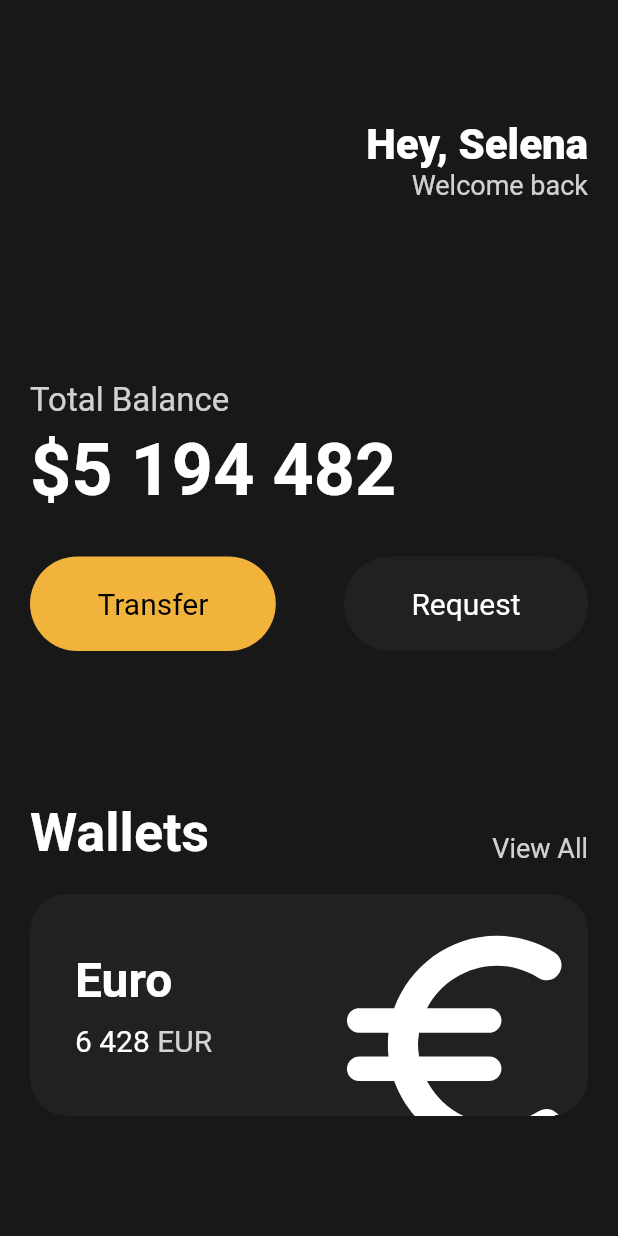
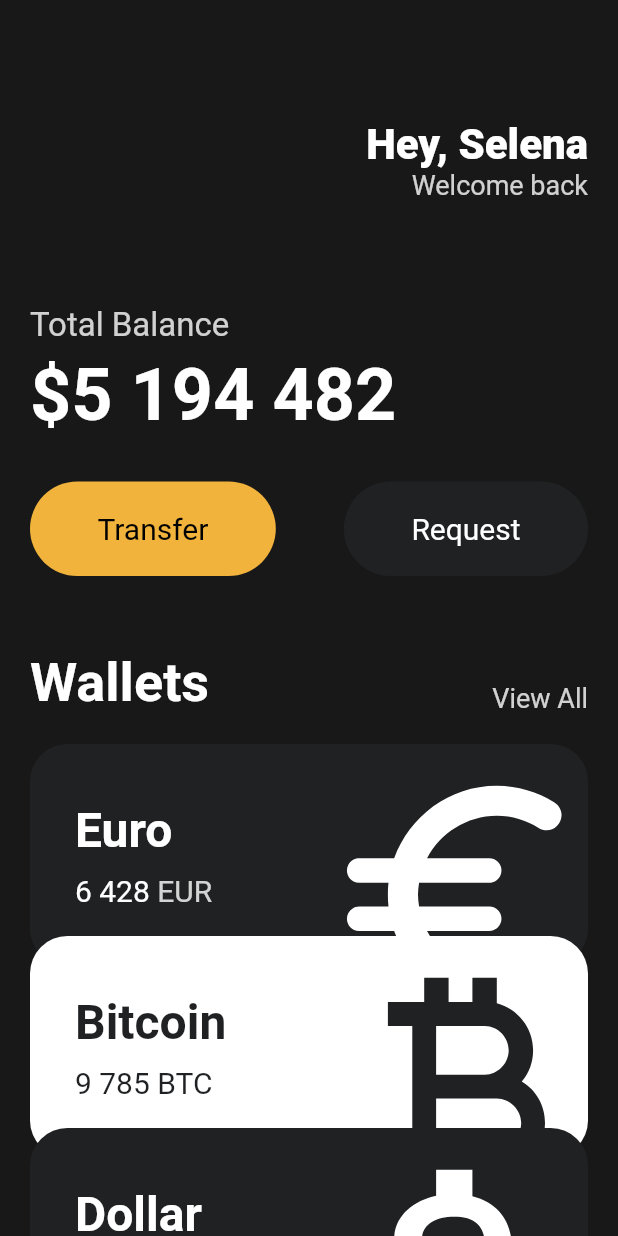
Before and after one commit to yjinjo/toonflix, a Flutter app: the screen it shows after launch, on a phone screen of 412 x 824 dp. Run offline on Flutter 3.47's test engine with Material 2 defaults, Android fonts, the phone set to English and light mode, and no system bars.

Commit message:
#1. UI - Reusable Widgets (Card)

```diff
--- a/lib/main.dart
+++ b/lib/main.dart
@@ -1,5 +1,6 @@
 import 'package:flutter/material.dart';
 import 'package:toonflix/widgets/button.dart';
+import 'package:toonflix/widgets/currency_card.dart';
 
 void main() {
   runApp(const App());
@@ -13,7 +14,8 @@ class App extends StatelessWidget {
     return MaterialApp(
       home: Scaffold(
         backgroundColor: const Color(0xFF181818),
-        body: Padding(
+        body: SingleChildScrollView(
+          child: Padding(
             padding: const EdgeInsets.symmetric(
               horizontal: 20,
             ),
@@ -49,7 +51,7 @@ class App extends StatelessWidget {
                   ],
                 ),
                 const SizedBox(
-                height: 120,
+                  height: 70,
                 ),
                 Text(
                   "Total Balance",
@@ -88,18 +90,20 @@ class App extends StatelessWidget {
                   ],
                 ),
                 const SizedBox(
-                height: 100,
+                  height: 50,
                 ),
                 Row(
                   crossAxisAlignment: CrossAxisAlignment.end,
                   mainAxisAlignment: MainAxisAlignment.spaceBetween,
                   children: [
-                  const Text("Wallets",
+                    const Text(
+                      "Wallets",
                       style: TextStyle(
                         color: Colors.white,
                         fontSize: 36,
                         fontWeight: FontWeight.w600,
-                      )),
+                      ),
+                    ),
                     Text(
                       "View All",
                       style: TextStyle(
@@ -112,64 +116,31 @@ class App extends StatelessWidget {
                 const SizedBox(
                   height: 20,
                 ),
-              Container(
-                clipBehavior: Clip.hardEdge,
-                decoration: BoxDecoration(
-                  color: const Color(0xFF1F2123),
-                  borderRadius: BorderRadius.circular(25),
+                const CurrencyCard(
+                  name: "Euro",
+                  code: "EUR",
+                  amount: "6 428",
+                  icon: Icons.euro_rounded,
+                  isInverted: false,
                 ),
-                child: SingleChildScrollView(
-                  child: Padding(
-                    padding: const EdgeInsets.all(30),
-                    child: Row(
-                      mainAxisAlignment: MainAxisAlignment.spaceBetween,
-                      children: [
-                        Column(
-                          crossAxisAlignment: CrossAxisAlignment.start,
-                          children: [
-                            const Text(
-                              "Euro",
-                              style: TextStyle(
-                                color: Colors.white,
-                                fontSize: 32,
-                                fontWeight: FontWeight.w600,
+                Transform.translate(
+                  offset: const Offset(0, -20),
+                  child: const CurrencyCard(
+                    name: "Bitcoin",
+                    code: "BTC",
+                    amount: "9 785",
+                    icon: Icons.currency_bitcoin,
+                    isInverted: true,
                   ),
                 ),
-                            const SizedBox(
-                              height: 10,
-                            ),
-                            Row(
-                              children: [
-                                const Text(
-                                  "6 428",
-                                  style: TextStyle(
-                                    color: Colors.white,
-                                    fontSize: 20,
-                                  ),
-                                ),
-                                const SizedBox(
-                                  width: 5,
-                                ),
-                                Text(
-                                  "EUR",
-                                  style: TextStyle(
-                                    color: Colors.white.withOpacity(0.8),
-                                    fontSize: 20,
-                                  ),
-                                ),
-                              ],
-                            ),
-                          ],
-                        ),
-                        Transform.scale(
-                          scale: 2.2,
-                          child: Transform.translate(
-                            offset: const Offset(-5, 12),
-                            child: const Icon(
-                              Icons.euro_rounded,
-                              color: Colors.white,
-                              size: 88,
-                            ),
+                Transform.translate(
+                  offset: const Offset(0, -40),
+                  child: const CurrencyCard(
+                    name: "Dollar",
+                    code: "USD",
+                    amount: "428",
+                    icon: Icons.attach_money_outlined,
+                    isInverted: false,
                   ),
                 ),
               ],
@@ -177,10 +148,6 @@ class App extends StatelessWidget {
           ),
         ),
       ),
-            ],
-          ),
-        ),
-      ),
     );
   }
 }
--- /dev/null
+++ b/lib/widgets/currency_card.dart
@@ -0,0 +1,89 @@
+import 'package:flutter/material.dart';
+
+class CurrencyCard extends StatelessWidget {
+  final String name, code, amount;
+  final IconData icon;
+  final bool isInverted;
+
+  final _blackColor = const Color(0xFF1F2123);
+
+  const CurrencyCard({
+    super.key,
+    required this.name,
+    required this.code,
+    required this.amount,
+    required this.icon,
+    required this.isInverted,
+  });
+
+  @override
+  Widget build(BuildContext context) {
+    return Container(
+      clipBehavior: Clip.hardEdge,
+      decoration: BoxDecoration(
+        color: isInverted ? Colors.white : _blackColor,
+        borderRadius: BorderRadius.circular(25),
+      ),
+      child: SingleChildScrollView(
+        child: Padding(
+          padding: const EdgeInsets.all(30),
+          child: Row(
+            mainAxisAlignment: MainAxisAlignment.spaceBetween,
+            children: [
+              Column(
+                crossAxisAlignment: CrossAxisAlignment.start,
+                children: [
+                  Text(
+                    name,
+                    style: TextStyle(
+                      color: isInverted ? _blackColor : Colors.white,
+                      fontSize: 32,
+                      fontWeight: FontWeight.w600,
+                    ),
+                  ),
+                  const SizedBox(
+                    height: 10,
+                  ),
+                  Row(
+                    children: [
+                      Text(
+                        amount,
+                        style: TextStyle(
+                          color: isInverted ? _blackColor : Colors.white,
+                          fontSize: 20,
+                        ),
+                      ),
+                      const SizedBox(
+                        width: 5,
+                      ),
+                      Text(
+                        code,
+                        style: TextStyle(
+                          color: isInverted
+                              ? _blackColor
+                              : Colors.white.withOpacity(0.8),
+                          fontSize: 20,
+                        ),
+                      ),
+                    ],
+                  ),
+                ],
+              ),
+              Transform.scale(
+                scale: 2.2,
+                child: Transform.translate(
+                  offset: const Offset(-5, 12),
+                  child: Icon(
+                    icon,
+                    color: isInverted ? _blackColor : Colors.white,
+                    size: 88,
+                  ),
+                ),
+              ),
+            ],
+          ),
+        ),
+      ),
+    );
+  }
+}
```
Lines whose indentation alone changed are shown as unchanged.
